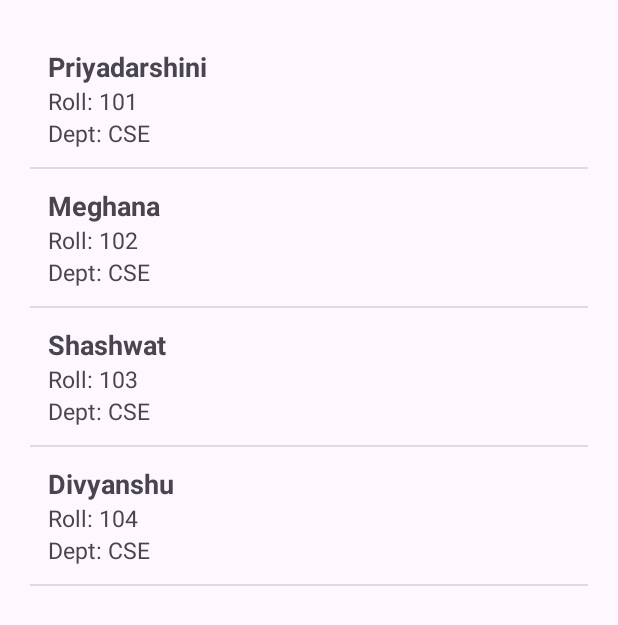
After one commit to priyaaaahere/AndroidAppDeployment-CSE226, an Android app: the StudentMain screen opened directly, with no data from a screen before it, on a phone screen of 412 x 824 dp. The commit adds this screen. Shown: the top 625 px of the screen. Run offline under Robolectric (Android 15) with nearby library versions, the phone set to English and light mode, and no system bars.

Commit message:
custom-list-vview

```diff
--- a/app/src/main/AndroidManifest.xml
+++ b/app/src/main/AndroidManifest.xml
@@ -17,6 +17,9 @@
         android:roundIcon="@mipmap/ic_launcher_round"
         android:supportsRtl="true"
         android:theme="@style/Theme.CSE226ETP">
+        <activity
+            android:name="unit1.custom_list_view.task2.StudentMain"
+            android:exported="true" />
         <activity
             android:name="unit6.expressoTesting.notesTask.NoteMain"
             android:exported="true" />
@@ -116,7 +119,7 @@
 
         <meta-data
             android:name="com.google.android.geo.API_KEY"
-            android:value="YOUR_API_KEY" />
+            android:value="AIzaSyDGXbNAxjCcR_cOYwOXknlX1YOyS6Ds8X0" />
     </application>
 
 </manifest>
--- /dev/null
+++ b/app/src/main/java/unit1/custom_list_view/task2/Student.kt
@@ -0,0 +1,7 @@
+package unit1.custom_list_view.task2
+
+class Student(
+    val name: String,
+    val roll: Int,
+    val course: String
+    )
--- /dev/null
+++ b/app/src/main/java/unit1/custom_list_view/task2/StudentAdapter.kt
@@ -0,0 +1,49 @@
+package unit1.custom_list_view.task2
+
+import android.content.Context
+import android.view.LayoutInflater
+import android.view.View
+import android.view.ViewGroup
+import android.widget.BaseAdapter
+import android.widget.TextView
+import androidx.activity.contextaware.ContextAware
+import androidx.recyclerview.widget.RecyclerView
+import com.example.cse226_etp.R
+
+class StudentAdapter(
+    private val context: Context,
+    private val students: ArrayList<Student>
+    ) : BaseAdapter(){
+    override fun getItem(position: Int): Any=students[position]
+    override fun getCount(): Int = students.size
+    override fun getItemId(position: Int): Long=position.toLong()
+    override fun getView(position:Int, convertView: View?,parent: ViewGroup):View {
+        val view: View
+        val holder: ViewHolder
+        if (convertView == null) {
+            view = LayoutInflater.from(context).inflate(R.layout.student_item, parent, false)
+            holder = ViewHolder(
+                view.findViewById(R.id.tvName),
+                view.findViewById(R.id.tvRoll),
+                view.findViewById(R.id.tvDept)
+            )
+            view.tag = holder
+        } else {
+            view = convertView
+            holder = convertView.tag as ViewHolder
+        }
+
+        val student = students[position]
+
+        holder.tvName.text = student.name
+        holder.tvRoll.text = "Roll: ${student.roll}"
+        holder.tvDept.text = "Dept: ${student.course}"
+
+        return view
+    }
+    class ViewHolder(
+        val tvName: TextView,
+        val tvRoll: TextView,
+        val tvDept: TextView
+    )
+}
--- /dev/null
+++ b/app/src/main/java/unit1/custom_list_view/task2/StudentMain.kt
@@ -0,0 +1,35 @@
+package unit1.custom_list_view.task2
+
+import android.os.Bundle
+import android.widget.ListView
+import android.widget.Toast
+import androidx.activity.enableEdgeToEdge
+import androidx.appcompat.app.AppCompatActivity
+import androidx.core.view.ViewCompat
+import androidx.core.view.WindowInsetsCompat
+import com.example.cse226_etp.R
+
+class StudentMain : AppCompatActivity() {
+    override fun onCreate(savedInstanceState: Bundle?) {
+        super.onCreate(savedInstanceState)
+        enableEdgeToEdge()
+        setContentView(R.layout.activity_student_main)
+
+        val listView=findViewById<ListView>(R.id.listViewStudents)
+
+        val students=arrayListOf(
+            Student("Priyadarshini", 101, "CSE"),
+            Student("Meghana", 102, "CSE"),
+            Student("Shashwat", 103, "CSE"),
+            Student("Divyanshu",104,"CSE")
+        )
+
+        val adapter=StudentAdapter(this,students)
+        listView.adapter=adapter
+
+        listView.setOnItemClickListener{_,_,position,_->
+            Toast.makeText(this,"Clicked on ${students[position].name}",Toast.LENGTH_LONG).show()
+
+        }
+    }
+}
--- a/app/src/main/java/unit5/googleMaps/retrofit/APIcallsMain.kt
+++ b/app/src/main/java/unit5/googleMaps/retrofit/APIcallsMain.kt
@@ -138,7 +138,7 @@ class APIcallsMain : AppCompatActivity(), OnMapReadyCallback {
         mMap?.uiSettings?.isRotateGesturesEnabled = true
 
 
-        // ✅ Enable blue dot (my lccation)
+        // ✅ Enable blue dot (my location)
         if (ActivityCompat.checkSelfPermission(
                 this,
                 Manifest.permission.ACCESS_FINE_LOCATION
--- a/app/src/main/java/unit6/expressoTesting/notesTask/NoteMain.kt
+++ b/app/src/main/java/unit6/expressoTesting/notesTask/NoteMain.kt
@@ -21,7 +21,6 @@ class NoteMain : AppCompatActivity() {
     override fun onCreate(savedInstanceState: Bundle?) {
         super.onCreate(savedInstanceState)
         enableEdgeToEdge()
-        setContentView(R.layout.activity_note_main)
         binding = ActivityNoteMainBinding.inflate(layoutInflater)
         setContentView(binding.root)
 
--- a/app/src/main/java/unit6/expressoTesting/notesTask/NotesAdapter.kt
+++ b/app/src/main/java/unit6/expressoTesting/notesTask/NotesAdapter.kt
@@ -22,7 +22,6 @@ class NotesAdapter(
         )
         return NoteVH(binding)
     }
-
     override fun onBindViewHolder(holder: NotesAdapter.NoteVH, position: Int) {
         val note = notes[position]
         holder.binding.tvNote.text = note.text
@@ -31,6 +30,5 @@ class NotesAdapter(
             onDelete(note)
         }
     }
-
     override fun getItemCount() = notes.size
 }
--- /dev/null
+++ b/app/src/main/res/layout/activity_student_main.xml
@@ -0,0 +1,13 @@
+<?xml version="1.0" encoding="utf-8"?>
+<LinearLayout xmlns:android="http://schemas.android.com/apk/res/android"
+    android:layout_width="match_parent"
+    android:layout_height="match_parent"
+    android:padding="20dp"
+    android:orientation="vertical">
+
+    <ListView
+        android:id="@+id/listViewStudents"
+        android:layout_width="match_parent"
+        android:layout_height="match_parent" />
+
+</LinearLayout>
--- /dev/null
+++ b/app/src/main/res/layout/student_item.xml
@@ -0,0 +1,26 @@
+<?xml version="1.0" encoding="utf-8"?>
+<LinearLayout xmlns:android="http://schemas.android.com/apk/res/android"
+    android:layout_width="match_parent"
+    android:layout_height="wrap_content"
+    android:orientation="vertical"
+    android:padding="12dp">
+
+    <TextView
+        android:id="@+id/tvName"
+        android:layout_width="wrap_content"
+        android:layout_height="wrap_content"
+        android:textSize="18sp"
+        android:textStyle="bold"/>
+
+    <TextView
+        android:id="@+id/tvRoll"
+        android:layout_width="wrap_content"
+        android:layout_height="wrap_content"
+        android:textSize="15sp"/>
+
+    <TextView
+        android:id="@+id/tvDept"
+        android:layout_width="wrap_content"
+        android:layout_height="wrap_content"
+        android:textSize="15sp"/>
+</LinearLayout>
```
Also changed, not shown: 1 other file.
